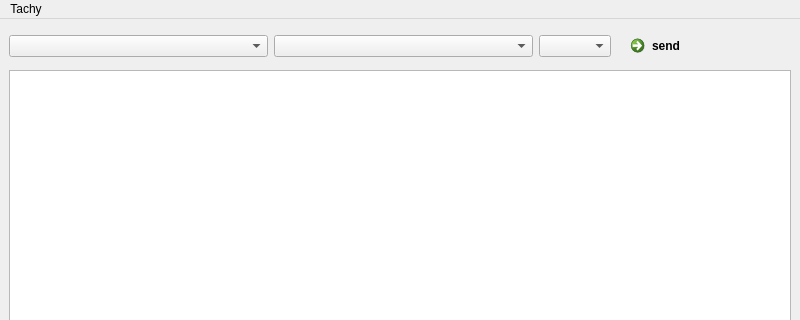
Old version of the form src/ui/tachy_console.ui in the repository chris-jan-trapp/tachyconnect; both pictures show x 0 to 800 and y 0 to 320 of the 800 by 600 pixel window.
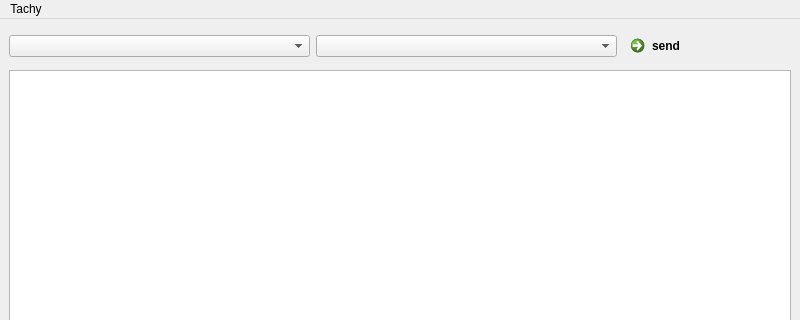
New version of the form.

Commit message: Add args selector

```diff
--- a/src/ui/tachy_console.ui
+++ b/src/ui/tachy_console.ui
@@ -16,19 +16,13 @@
   <widget class="QWidget" name="centralwidget">
    <layout class="QVBoxLayout" name="verticalLayout">
     <item>
-     <layout class="QHBoxLayout" name="horizontalLayout" stretch="1,1,0,0,0">
+     <layout class="QHBoxLayout" name="horizontalLayout" stretch="1,1,0">
       <item>
        <widget class="QComboBox" name="dialect_selector"/>
       </item>
       <item>
        <widget class="QComboBox" name="command_selector"/>
       </item>
-      <item>
-       <widget class="QComboBox" name="args_selector"/>
-      </item>
-      <item>
-       <widget class="QWidget" name="widget" native="true"/>
-      </item>
       <item>
        <widget class="QCommandLinkButton" name="send_command">
         <property name="text">
```
The commit also changes 5 other files.
